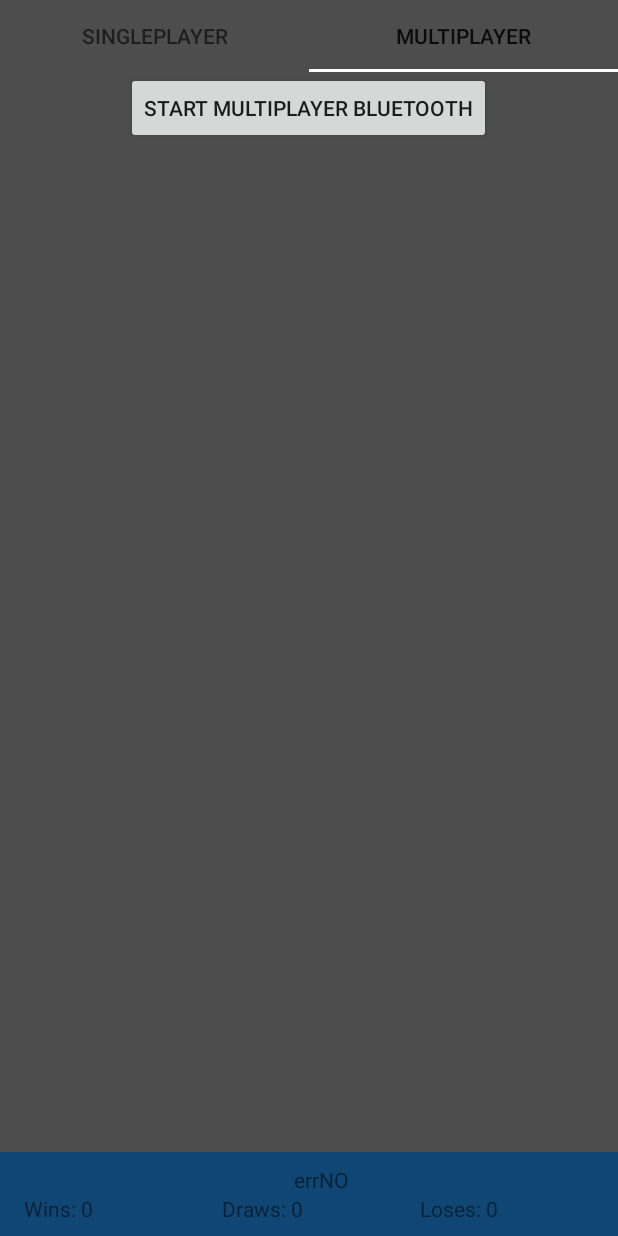
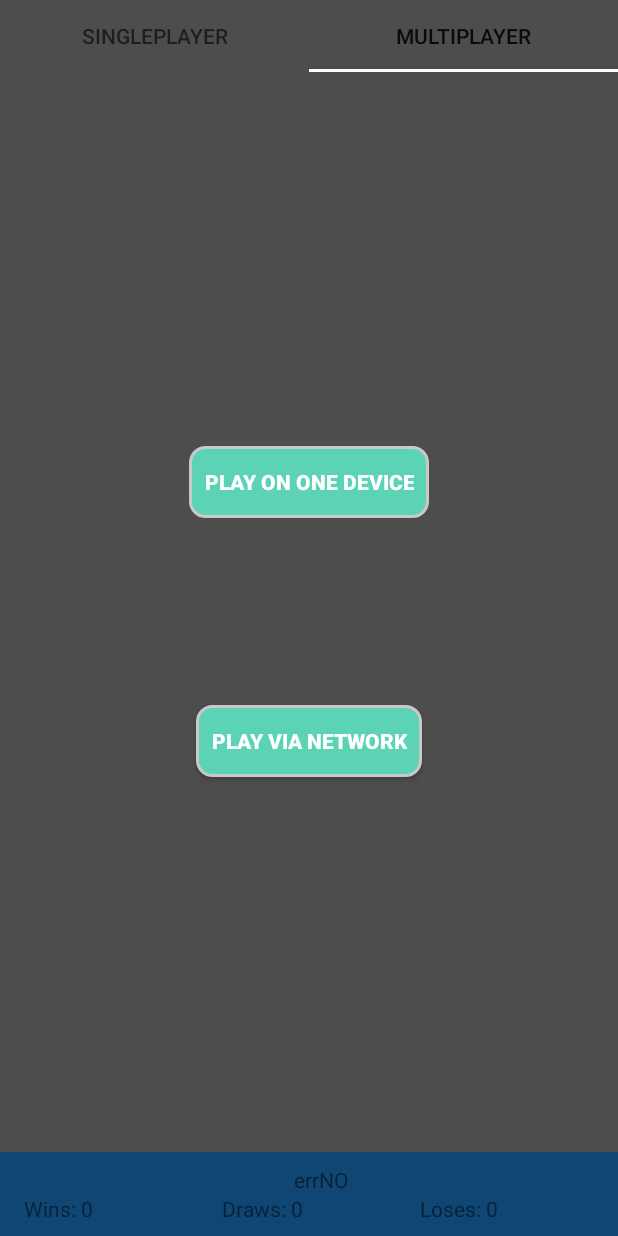
Before and after one commit to ExceptionTeam17/TicTacToe, an Android app: the Fragment_Singleplayer screen opened directly, with no data from a screen before it, tab 2 chosen, on a phone screen of 412 x 824 dp. Run offline under Robolectric (Android 15) with nearby library versions, the phone set to English and light mode, and no system bars.

Commit message:
some graphic changes

```diff
--- a/TicTacToe/app/src/main/res/layout/fragment_gameplay.xml
+++ b/TicTacToe/app/src/main/res/layout/fragment_gameplay.xml
@@ -213,7 +213,13 @@
         android:layout_marginEnd="8dp"
         android:layout_marginStart="8dp"
         android:layout_marginTop="8dp"
+        android:paddingLeft="10dp"
+        android:paddingStart="10dp"
+        android:paddingRight="10dp"
+        android:paddingEnd="10dp"
         android:text="back to main screen"
+        android:textColor="@color/white"
+        android:background="@drawable/btn_red_background"
         app:layout_constraintBottom_toBottomOf="parent"
         app:layout_constraintEnd_toEndOf="parent"
         app:layout_constraintStart_toStartOf="parent"
--- a/TicTacToe/app/src/main/res/layout/fragment_multiplayer.xml
+++ b/TicTacToe/app/src/main/res/layout/fragment_multiplayer.xml
@@ -2,19 +2,49 @@
 <LinearLayout
     android:orientation="vertical"
     xmlns:android="http://schemas.android.com/apk/res/android" android:layout_width="match_parent"
-    android:layout_height="match_parent">
+    android:layout_height="match_parent"
+    android:background="@color/darkGrey">
+    <View
+        android:layout_width="match_parent"
+        android:layout_height="0dp"
+        android:layout_weight="2"/>
+
+    <Button
+        android:id="@+id/start_gameplay_multi_same"
+        android:layout_width="wrap_content"
+        android:layout_height="wrap_content"
+        android:textColor="@color/white"
+        android:textStyle="bold"
+        android:background="@drawable/btn_green_background"
+        android:text="play on one device"
+        android:paddingEnd="10dp"
+        android:paddingLeft="10dp"
+        android:paddingStart="10dp"
+        android:paddingRight="10dp"
+        android:layout_gravity="center_horizontal"/>
+    <View
+        android:layout_width="match_parent"
+        android:layout_height="0dp"
+        android:layout_weight="1"/>
 
     <Button
         android:id="@+id/start_gameplay_multi"
         android:layout_width="wrap_content"
         android:layout_height="wrap_content"
-        android:text="START MULTIPLAYER BLUETOOTH"
+        android:textColor="@color/white"
+        android:textStyle="bold"
+        android:background="@drawable/btn_green_background"
+        android:text="play via network"
+        android:paddingEnd="10dp"
+        android:paddingLeft="10dp"
+        android:paddingStart="10dp"
+        android:paddingRight="10dp"
         android:layout_gravity="center_horizontal"/>
 
     <View
         android:layout_width="match_parent"
         android:layout_height="0dp"
-        android:layout_weight="1"/>
+        android:layout_weight="2"/>
 
 
     <android.support.v7.widget.Toolbar
--- a/TicTacToe/app/src/main/res/values/colors.xml
+++ b/TicTacToe/app/src/main/res/values/colors.xml
@@ -7,4 +7,5 @@
     <color name="white">#fff</color>
     <color name="grey">#c9c9c9</color>
     <color name="darkGrey">#4D4D4D</color>
+    <color name="softRed">#FFF47070</color>
 </resources>
```
Also changed, not shown: TicTacToe/app/src/main/res/drawable/btn_red_background.xml (added, +23 -0 lines), TicTacToe/app/src/main/res/layout/fragmnet_singleplayer.xml (+8 -1 lines).
